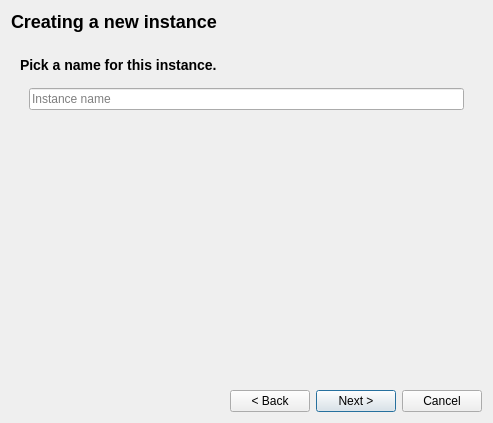
The window that modorganizer/src/createinstancedialog.ui (Holt59/mo2-merge) describes before a commit, drawn with Qt 5.
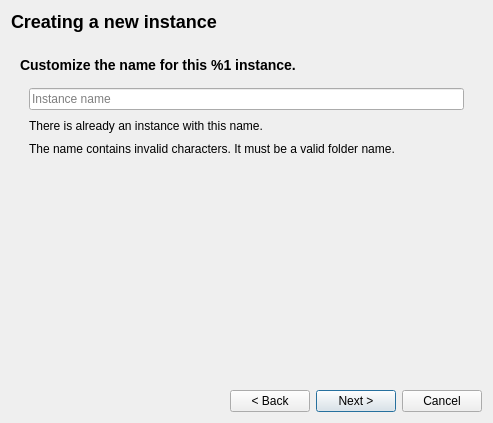
The same window after the commit. The open tabs and pages were chosen to show the change.

Commit message: [modorganizer] instance name page

```diff
--- a/modorganizer/src/createinstancedialog.ui
+++ b/modorganizer/src/createinstancedialog.ui
@@ -307,7 +307,10 @@
           <item>
            <widget class="QLabel" name="label_4">
             <property name="text">
-             <string>&lt;h3&gt;Pick a name for this instance.&lt;/h3&gt;</string>
+             <string>&lt;h3&gt;Customize the name for this &lt;span style=&quot;white-space: nowrap;&quot;&gt;%1&lt;/span&gt; instance.&lt;/h3&gt;</string>
+            </property>
+            <property name="wordWrap">
+             <bool>true</bool>
             </property>
            </widget>
           </item>
@@ -318,7 +321,7 @@
         <widget class="QWidget" name="widget_9" native="true">
          <layout class="QVBoxLayout" name="verticalLayout_8">
           <property name="spacing">
-           <number>0</number>
+           <number>9</number>
           </property>
           <item>
            <widget class="QLineEdit" name="instanceName">
@@ -327,6 +330,20 @@
             </property>
            </widget>
           </item>
+          <item>
+           <widget class="QLabel" name="instanceNameExists">
+            <property name="text">
+             <string>There is already an instance with this name.</string>
+            </property>
+           </widget>
+          </item>
+          <item>
+           <widget class="QLabel" name="instanceNameInvalid">
+            <property name="text">
+             <string>The name contains invalid characters. It must be a valid folder name.</string>
+            </property>
+           </widget>
+          </item>
           <item>
            <spacer name="verticalSpacer_2">
             <property name="orientation">
```
Left out of the diff: 2 changed lines with no effect on the pictures. The commit also changes 4 other files.
